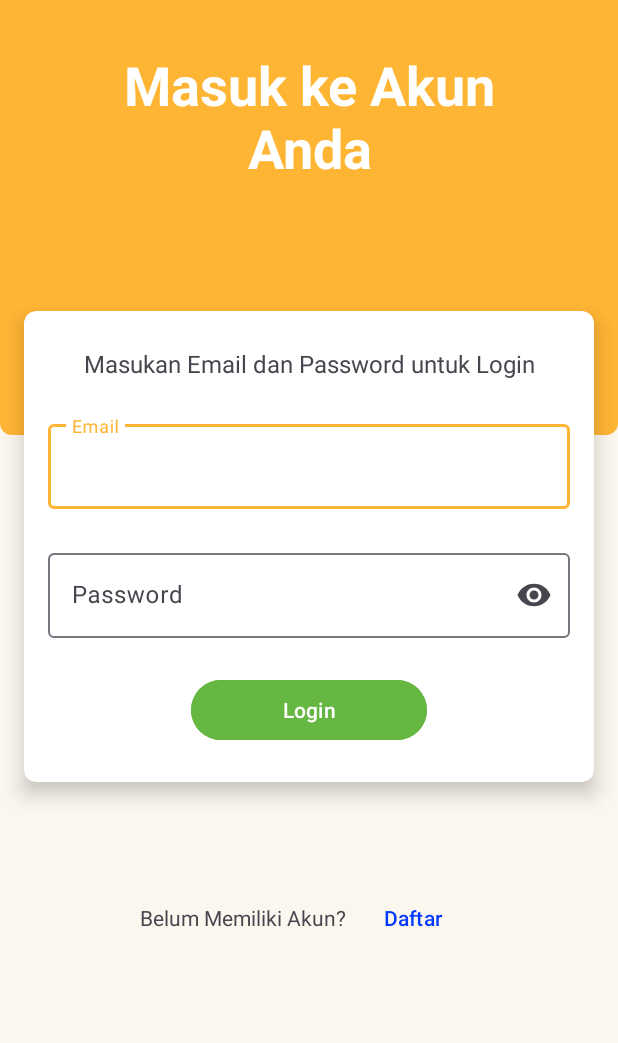
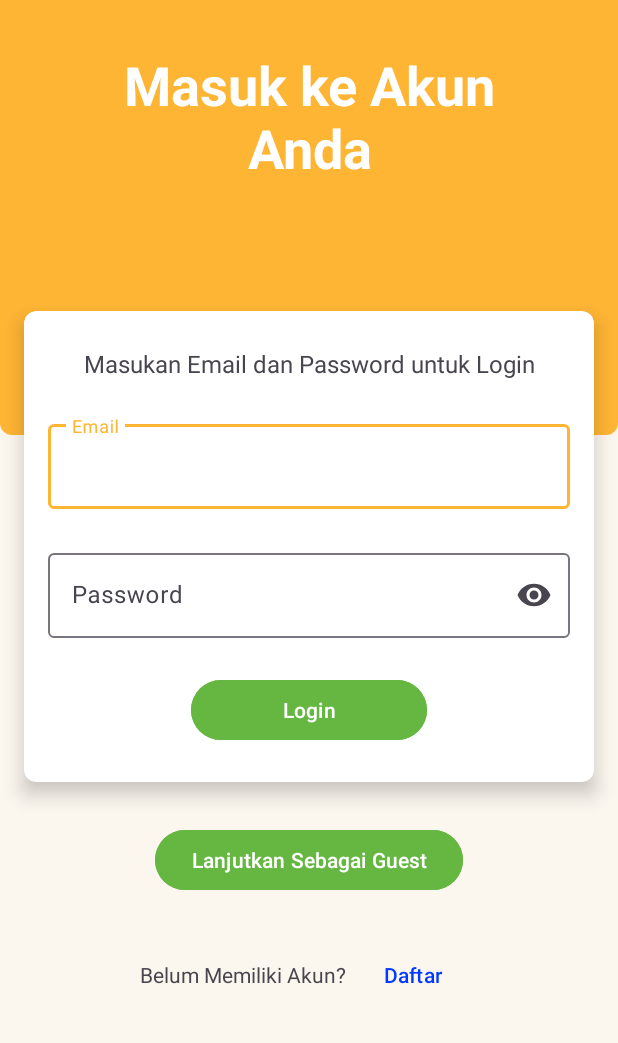
Before and after one commit to SryoAjii/FreshBite-Bangkit-Capstone, an Android app: the LoginActivity screen opened directly, with no data from a screen before it, on a phone screen of 412 x 824 dp, the part 183-1226 px from its top. Run offline under Robolectric (Android 15) with nearby library versions, the phone set to English and light mode, and no system bars; network calls fail.

Commit message:
add guest login

```diff
--- a/FreshBite/app/src/main/java/com/example/freshbite/view/history/HistoryAdapter.kt
+++ b/FreshBite/app/src/main/java/com/example/freshbite/view/history/HistoryAdapter.kt
@@ -33,7 +33,11 @@ class HistoryAdapter(private val historyList: List<HistoryData>): RecyclerView.A
             "rottenapples" -> holder.historyLabel.text = "Apel Busuk"
             "rottenbananas" -> holder.historyLabel.text = "Pisang Busuk"
         }
-        holder.historyUser.text = history.username
+        if (history.username != "null") {
+            holder.historyUser.text = history.username
+        } else {
+            holder.historyUser.text = "Guest"
+        }
         holder.historyDate.text = history.date
         Glide.with(holder.itemView.context)
             .load(history.imageUrl)
--- a/FreshBite/app/src/main/java/com/example/freshbite/view/login/LoginViewModel.kt
+++ b/FreshBite/app/src/main/java/com/example/freshbite/view/login/LoginViewModel.kt
@@ -15,4 +15,6 @@ class LoginViewModel(private val repository: Repository) : ViewModel() {
 
     fun firebaseLogin(email: String, password: String) = repository.firebaseLogin(email, password)
 
+    fun firebaseGuest() = repository.firebaseLoginAnonymously()
+
 }
--- a/FreshBite/app/src/main/res/layout/activity_login.xml
+++ b/FreshBite/app/src/main/res/layout/activity_login.xml
@@ -145,12 +145,25 @@
 
     </androidx.cardview.widget.CardView>
 
+    <Button
+        android:id="@+id/guestButton"
+        android:layout_width="wrap_content"
+        android:layout_height="48dp"
+        android:backgroundTint="?attr/colorSecondary"
+        android:text="@string/guest"
+        app:layout_constraintStart_toStartOf="parent"
+        app:layout_constraintEnd_toEndOf="parent"
+        app:layout_constraintTop_toBottomOf="@+id/cardView"
+        app:layout_constraintBottom_toTopOf="@+id/linear_layout"/>
+
+
     <LinearLayout
+        android:id="@+id/linear_layout"
         android:layout_width="wrap_content"
         android:layout_height="wrap_content"
         app:layout_constraintStart_toStartOf="parent"
         app:layout_constraintEnd_toEndOf="parent"
-        app:layout_constraintTop_toBottomOf="@+id/cardView"
+        app:layout_constraintTop_toBottomOf="@+id/guestButton"
         app:layout_constraintBottom_toBottomOf="parent"
         android:orientation="horizontal">
 
--- a/FreshBite/app/src/main/res/values/strings.xml
+++ b/FreshBite/app/src/main/res/values/strings.xml
@@ -31,6 +31,7 @@
     <string name="klasifikasi">Klasifikasi</string>
     <string name="History">History</string>
     <string name="Informasi">Informasi</string>
+    <string name="guest">Lanjutkan Sebagai Guest</string>
 
     <string name="tab_jeruk">Jeruk</string>
     <string name="tab_apel">Apel</string>
```
Also changed, not shown: FreshBite/app/src/main/java/com/example/freshbite/data/Repository.kt (+11 -0 lines), FreshBite/app/src/main/java/com/example/freshbite/view/login/LoginActivity.kt (+37 -0 lines), FreshBite/app/src/main/java/com/example/freshbite/view/profile/ProfileActivity.kt (+7 -2 lines).
